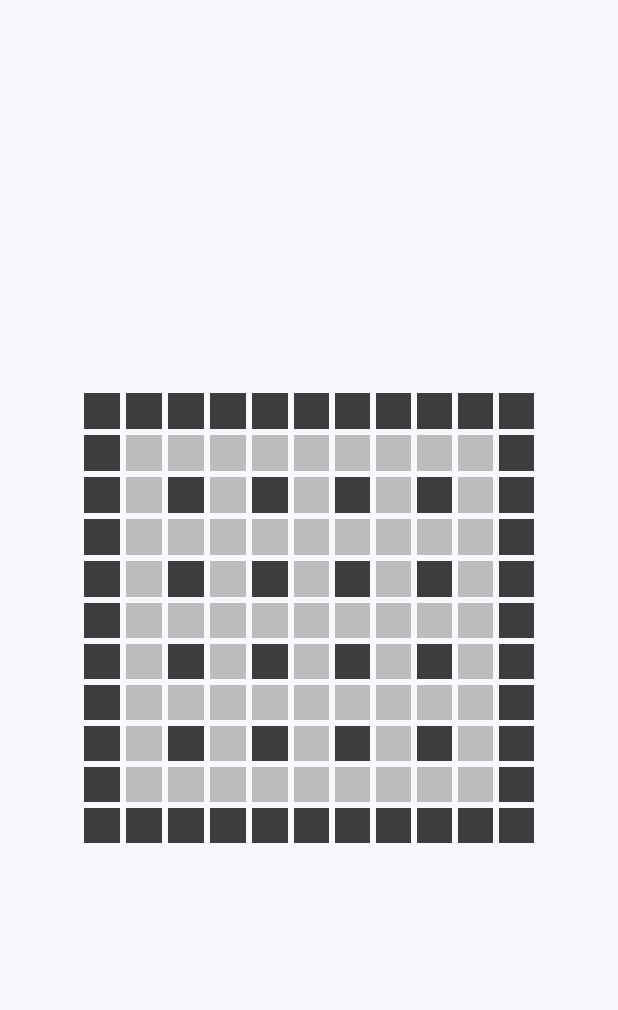
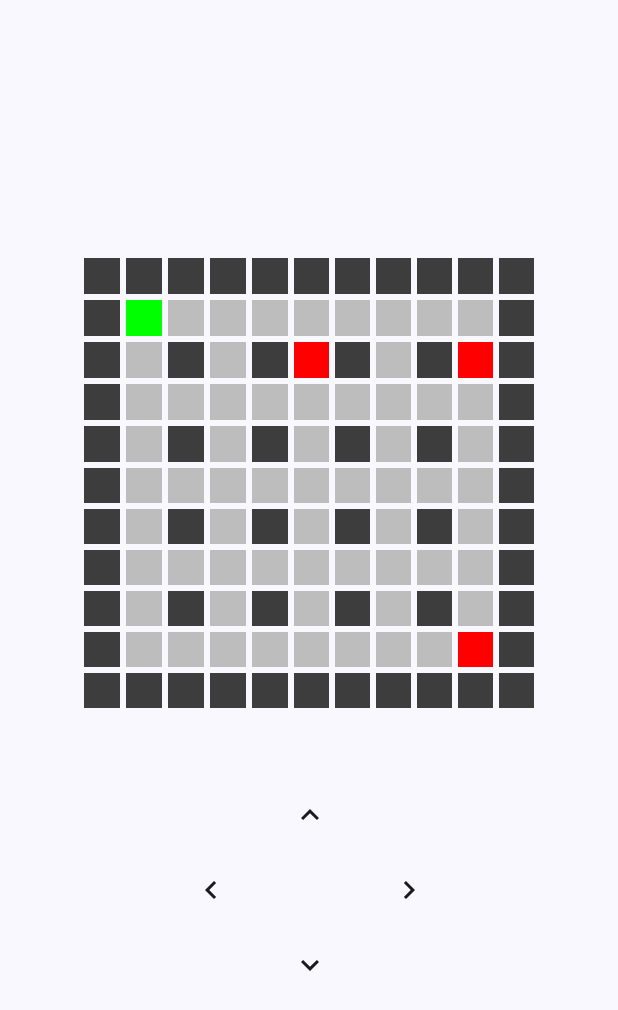
Before and after one commit to OperatorAlexCode/AssignmentC, an Android app built with Jetpack Compose: the screen it shows after launch (MainActivity), on a phone screen of 412 x 824 dp. Shown: the top 1010 px of the screen. Run offline under Robolectric (Android 15) with nearby library versions, the phone set to English and light mode, and no system bars.

Commit message:
Player, Enemies and movement somewhat implemented
Enemy movement has not been implemented.
Player can not yet collide with an enemy.

```diff
--- a/app/src/main/java/com/example/assignmentc/MainActivity.kt
+++ b/app/src/main/java/com/example/assignmentc/MainActivity.kt
@@ -10,6 +10,7 @@ import androidx.compose.foundation.layout.Arrangement
 import androidx.compose.foundation.layout.Box
 import androidx.compose.foundation.layout.Column
 import androidx.compose.foundation.layout.Row
+import androidx.compose.foundation.layout.Spacer
 import androidx.compose.foundation.layout.defaultMinSize
 import androidx.compose.foundation.layout.fillMaxHeight
 import androidx.compose.foundation.layout.fillMaxSize
@@ -21,6 +22,15 @@ import androidx.compose.foundation.layout.width
 import androidx.compose.foundation.lazy.LazyColumn
 import androidx.compose.foundation.lazy.LazyRow
 import androidx.compose.foundation.lazy.items
+import androidx.compose.material.icons.Icons
+import androidx.compose.material.icons.filled.KeyboardArrowDown
+import androidx.compose.material.icons.filled.KeyboardArrowLeft
+import androidx.compose.material.icons.filled.KeyboardArrowRight
+import androidx.compose.material.icons.filled.KeyboardArrowUp
+import androidx.compose.material3.Button
+import androidx.compose.material3.ButtonColors
+import androidx.compose.material3.Icon
+import androidx.compose.material3.IconButton
 import androidx.compose.material3.Scaffold
 import androidx.compose.material3.Text
 import androidx.compose.runtime.Composable
@@ -49,21 +59,24 @@ class MainActivity : ComponentActivity() {
 
             AssignmentCTheme {
                 Scaffold(modifier = Modifier.fillMaxSize()) { innerPadding ->
-                    Box(modifier = Modifier.fillMaxSize().padding(innerPadding)) {
-                        MazeDisplay(Modifier.align(Alignment.Center),maze)
+                    Column(
+                        modifier = Modifier
+                            .fillMaxSize()
+                            .padding(innerPadding),
+                        horizontalAlignment = Alignment.CenterHorizontally,
+                        verticalArrangement = Arrangement.Center
+                    ) {
+                        MazeDisplay(Modifier.padding(16.dp), maze)
+                        Spacer(modifier = Modifier.height(30.dp))
+                        MovementButtons(onMove = { direction ->
+                            maze.movePlayer(direction)
+                            maze = maze.copySelf()
+                        })
                     }
                 }
             }
         }
     }
-}
-
-@Composable
-fun Greeting(name: String, modifier: Modifier = Modifier) {
-    Text(
-        text = "Hello $name!",
-        modifier = modifier
-    )
 }
 
 @Composable
@@ -120,10 +133,19 @@ fun MazeDisplay(modifier: Modifier,toDisplay: Maze) {
                     horizontalArrangement = Arrangement.spacedBy(margin),
                     verticalAlignment = Alignment.CenterVertically) {
                     for (x in 0..toDisplay.Height-1){
+                        val tile = toDisplay.Tiles[x][y]
                         var tileColor = Color(0xFFBDBDBD)
+                        val enemyOnTile = toDisplay.enemies.any { it.currentTile == tile }
 
-                        if (toDisplay.Tiles[x][y].IsWall)
+                        if (tile.IsWall) {
                             tileColor = Color(0xFF3D3D3D)
+                        } else if (tile.isPlayerLocation) {
+                            tileColor = Color.Green
+                        }
+
+                        if (enemyOnTile) {
+                            tileColor = Color.Red
+                        }
 
                         /*Box(modifier = Modifier.size(20.dp).drawWithCache {
                             val tile = RoundedPolygon(
@@ -147,6 +169,41 @@ fun MazeDisplay(modifier: Modifier,toDisplay: Maze) {
     }
 }
 
+@Composable
+fun MovementButtons(modifier: Modifier = Modifier, onMove: (TileDirection) -> Unit
+) {
+    val buttonSize = 50.dp
+
+    Column(
+        modifier = modifier,
+        horizontalAlignment = Alignment.CenterHorizontally,
+        verticalArrangement = Arrangement.Center
+    ) {
+        IconButton(onClick = { onMove(TileDirection.North) }, modifier = Modifier.size(buttonSize)) {
+            Icon(Icons.Filled.KeyboardArrowUp, contentDescription = "Up")
+        }
+
+        Row(
+            horizontalArrangement = Arrangement.spacedBy(16.dp),
+            verticalAlignment = Alignment.CenterVertically
+        ) {
+            IconButton(onClick = { onMove(TileDirection.West) }, modifier = Modifier.size(buttonSize)) {
+                Icon(Icons.Filled.KeyboardArrowLeft, contentDescription = "Left")
+            }
+
+            Spacer(modifier = Modifier.size(buttonSize))
+
+            IconButton(onClick = { onMove(TileDirection.East) }, modifier = Modifier.size(buttonSize)) {
+                Icon(Icons.Filled.KeyboardArrowRight, contentDescription = "Right")
+            }
+        }
+
+        IconButton(onClick = { onMove(TileDirection.South) }, modifier = Modifier.size(buttonSize)) {
+            Icon(Icons.Filled.KeyboardArrowDown, contentDescription = "South")
+        }
+    }
+}
+
 @Preview(showBackground = true)
 @Composable
 fun GreetingPreview() {
--- a/app/src/main/java/com/example/assignmentc/Maze.kt
+++ b/app/src/main/java/com/example/assignmentc/Maze.kt
@@ -10,10 +10,14 @@ class Maze {
     // 0, Height-1 is the lower left corner and
     // Width-1, Height-1 is the lower right corner
     var Tiles: Array<Array<Tile>> = emptyArray()
+    var player: Player? = null
+    var enemies: MutableList<Enemy> = mutableListOf()
 
     constructor() {
         Construct()
         ConnectTiles()
+        spawnPlayer()
+        spawnEnemies()
     }
 
     constructor(height: Int, width:Int) {
@@ -58,4 +62,45 @@ class Maze {
                         Tiles[x][y].EastTile = Tiles[x+1][y]
             }
     }
+
+    fun spawnPlayer() {
+        val nonWallTiles = Tiles.flatten().filter { !it.IsWall }
+        val spawnTile = nonWallTiles.first()
+        spawnTile.setPlayerLocation()
+        player = Player(spawnTile)
+    }
+
+    fun spawnEnemies() {
+        val nonWallOrPlayerTiles = Tiles.flatten().filter { !it.IsWall && !it.isPlayerLocation }
+        val spawnTiles = nonWallOrPlayerTiles.shuffled().take(3)
+
+        for (tile in spawnTiles) {
+            enemies.add(Enemy(tile))
+        }
+    }
+
+    fun moveEnemies() {
+        for (enemy in enemies) {
+            enemy.move()
+        }
+    }
+
+    fun movePlayer(direction: TileDirection) {
+        val nextTile = player?.currentTile?.GetTile(direction)
+        if (nextTile != null && !nextTile.IsWall) {
+            player?.currentTile?.isPlayerLocation = false
+            nextTile.isPlayerLocation = true
+            player?.currentTile = nextTile
+        }
+    }
+
+    //function to force recomp
+    fun copySelf(): Maze {
+        return Maze(Height, Width).also {
+            it.Tiles = this.Tiles
+            it.player = this.player
+            it.enemies = this.enemies
+        }
+    }
+
 }
--- /dev/null
+++ b/app/src/main/java/com/example/assignmentc/Player.kt
@@ -0,0 +1,15 @@
+package com.example.assignmentc
+
+class Player(var currentTile: Tile) {
+    //var item: Item? = null //TODO: implement item "holding"
+    //var health: Int = 3 //TODO: decide on health or instant loss when touched by enemy
+
+
+    //Commented out because movement is now handled by Maze
+    /*fun move(direction: TileDirection) {
+        val nextTile = currentTile.GetTile(direction)
+        if (nextTile != null && !nextTile.IsWall) {
+            currentTile = nextTile
+        }
+    } */
+}
--- a/app/src/main/java/com/example/assignmentc/Tile.kt
+++ b/app/src/main/java/com/example/assignmentc/Tile.kt
@@ -4,6 +4,7 @@ class Tile {
     val XPos: Int
     val YPos: Int
     val IsWall: Boolean
+    var isPlayerLocation: Boolean
 
     // If tile isn't null then a walkable tile exist in the corresponding direction,
     // otherwise the tile is inaccessable or there is no tile
@@ -16,6 +17,7 @@ class Tile {
         XPos = xPos
         YPos = yPos
         IsWall = isWall
+        isPlayerLocation = false
     }
 
     fun GetTile(tileToGet:TileDirection):Tile? {
@@ -26,6 +28,14 @@ class Tile {
             TileDirection.West -> return WestTile
         }
     }
+
+    fun setPlayerLocation() {
+        if (isPlayerLocation) {
+            isPlayerLocation = false
+        } else {
+            isPlayerLocation = true
+        }
+    }
 }
 
 enum class TileDirection {
```
Also changed, not shown: app/src/main/java/com/example/assignmentc/Enemy.kt (added, +16 -0 lines).
